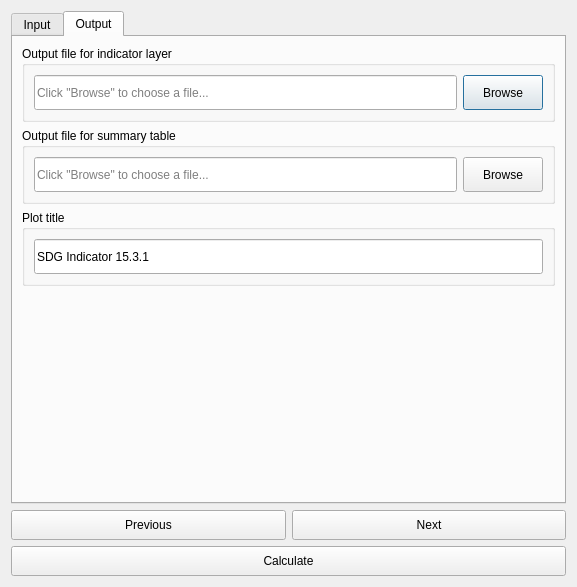
Old version of the form LDMP/gui/DlgCalculateSDGAdvanced.ui in the repository ConservationInternational/trends.earth.
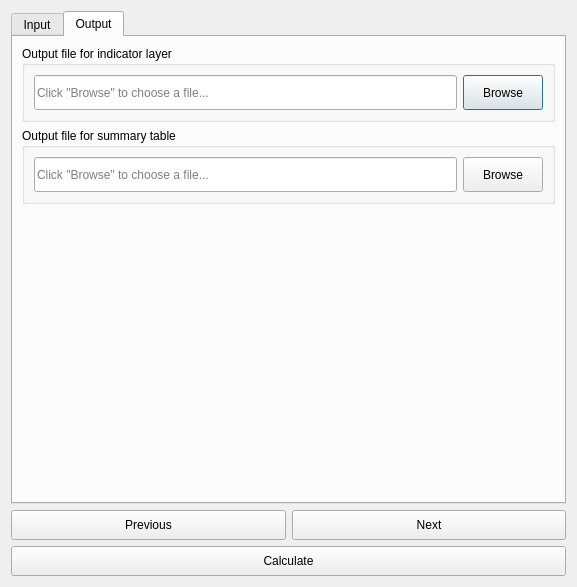
New version of the form. The open tabs and pages were chosen to show the change.

Commit message: Final table. Drop plotting.

Diff of the .ui file:
```diff
--- a/LDMP/gui/DlgCalculateSDGAdvanced.ui
+++ b/LDMP/gui/DlgCalculateSDGAdvanced.ui
@@ -385,43 +385,6 @@
          </layout>
         </widget>
        </item>
-       <item>
-        <widget class="QGroupBox" name="groupBox_5">
-         <property name="enabled">
-          <bool>true</bool>
-         </property>
-         <property name="font">
-          <font>
-           <weight>50</weight>
-           <bold>false</bold>
-          </font>
-         </property>
-         <property name="title">
-          <string>Plot title</string>
-         </property>
-         <layout class="QVBoxLayout" name="verticalLayout_9">
-          <item>
-           <widget class="QLineEdit" name="plot_title">
-            <property name="enabled">
-             <bool>true</bool>
-            </property>
-            <property name="minimumSize">
-             <size>
-              <width>0</width>
-              <height>35</height>
-             </size>
-            </property>
-            <property name="text">
-             <string>SDG Indicator 15.3.1</string>
-            </property>
-            <property name="placeholderText">
-             <string/>
-            </property>
-           </widget>
-          </item>
-         </layout>
-        </widget>
-       </item>
        <item>
         <spacer name="verticalSpacer_2">
          <property name="orientation">
```
Left out of the diff: 1 changed line with no effect on the pictures. The commit also changes 1 other file.
